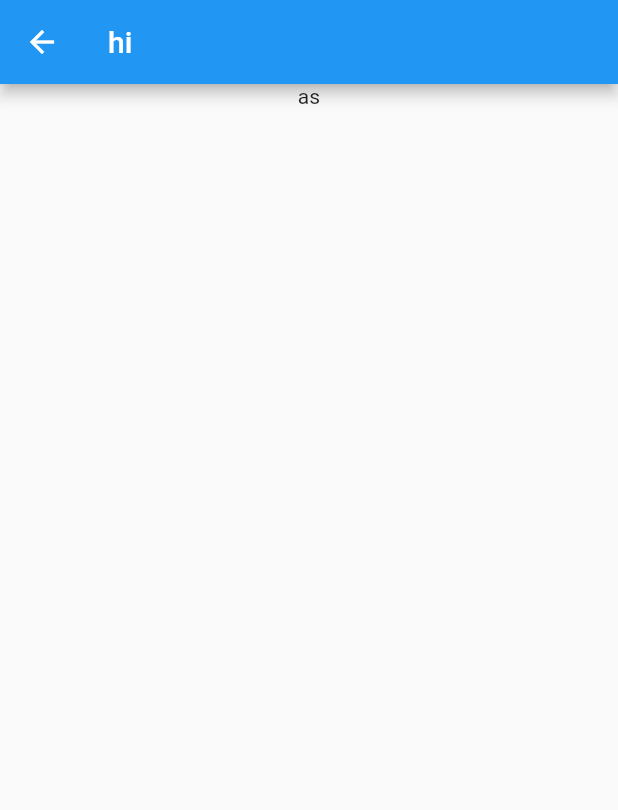
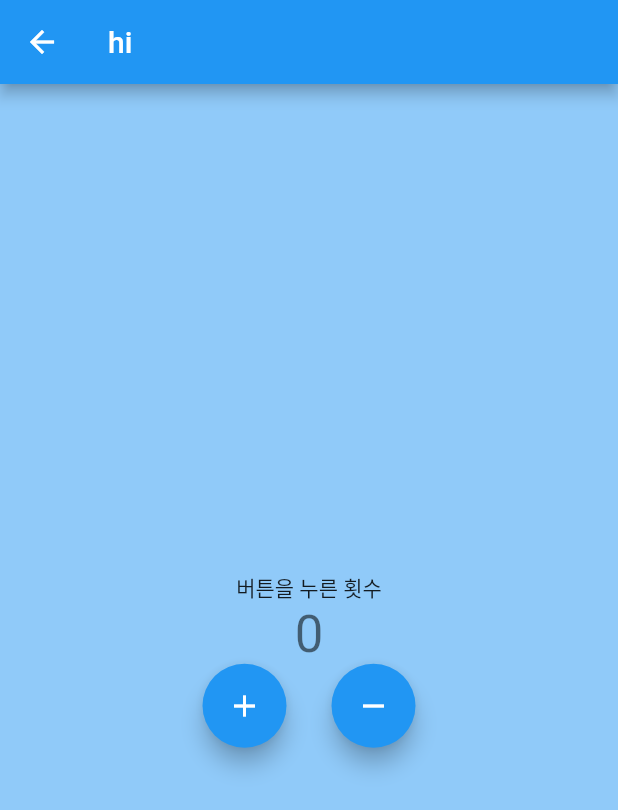
Before and after one commit to junjange/GDSC-Flutter-Learning, a Flutter app: the screen it shows after launch, after a tap on the "search" icon, on a phone screen of 412 x 824 dp. Shown: the top 810 px of the screen. Run offline on Flutter 3.47's test engine with Material 2 defaults, Android fonts, the phone set to English and light mode, and no system bars.

Commit message:
21.10.07

```diff
--- a/lib/login_page.dart
+++ b/lib/login_page.dart
@@ -1,20 +1,69 @@
 import 'package:flutter/material.dart';
 
-class LoginPage extends StatelessWidget {
+
+int cnt = 0;
+class LoginPage extends StatefulWidget {
   const LoginPage({Key? key}) : super(key: key);
 
   @override
+  _LoginPageState createState() => _LoginPageState();
+}
+
+class _LoginPageState extends State<LoginPage> {
+  @override
   Widget build(BuildContext context) {
+
     return Scaffold(
+      backgroundColor: Colors.blue[200],
       appBar: AppBar(title: Text("hi")),
       body: Center(
           child: Column(
+            mainAxisAlignment: MainAxisAlignment.center, // 중앙 정렬
+
         children: <Widget>[
-          Center(
-            child: Text("as"),
-          )
-        ],
-      )),
-    );
-  }
+          Text("버튼을 누른 횟수"),
+          Text("$cnt", style: Theme.of(context).textTheme.display1,),
+          Row(mainAxisAlignment: MainAxisAlignment.center,
+
+          children: <Widget> [FloatingActionButton(child: Icon(Icons.add),onPressed: (){
+            setState(() {
+
+              cnt++;
+              print("$cnt");
+            });
+
+          }),
+          Padding(padding: EdgeInsets.fromLTRB(30.0, 40.0, 0.0, 0.0),),
+          FloatingActionButton(child: Icon(Icons.remove),onPressed: (){
+            setState(() {
+
+
+              print("$cnt");
+              if (cnt >= 1){
+                  cnt--;
+              }
+            });
+
+          }),
+          ]),
+          ],
+
+
+      )
+    ),
+    // floatingActionButton: FloatingActionButton(
+    //   child: Icon(Icons.add),
+    //   onPressed: (){
+    //     setState(() { //
+    //     cnt++;
+    //     print("$cnt");
+    //     });
+
+    //   },
+    // ),
+
+
+
+  );
 }
+}
--- a/lib/main.dart
+++ b/lib/main.dart
@@ -7,11 +7,14 @@ void main() {
 }
 
 class MyApp extends StatelessWidget {
-  // This widget is the root of your application.
+
+  // MaterialApp = 앱으로서 기능을 할 수 있도록 도와주는 뼈대
+  // scaffold = 구성된 앱에서 디자인적인 부분을 도와주는 뼈대
+
   @override
   Widget build(BuildContext context) {
     return MaterialApp(
-      debugShowCheckedModeBanner: false,
+      debugShowCheckedModeBanner: false, // 타이틀 바 우측 띠 제거
       title: '김우탄',
       home: MyCard(),
     );
@@ -21,7 +24,7 @@ class MyApp extends StatelessWidget {
 class MyCard extends StatelessWidget {
   @override
   Widget build(BuildContext context) {
-    return Scaffold(
+    return  Scaffold(
       backgroundColor: Colors.green[800],
       appBar: AppBar(
         title: Text("노원구 녹차밭"),
```
